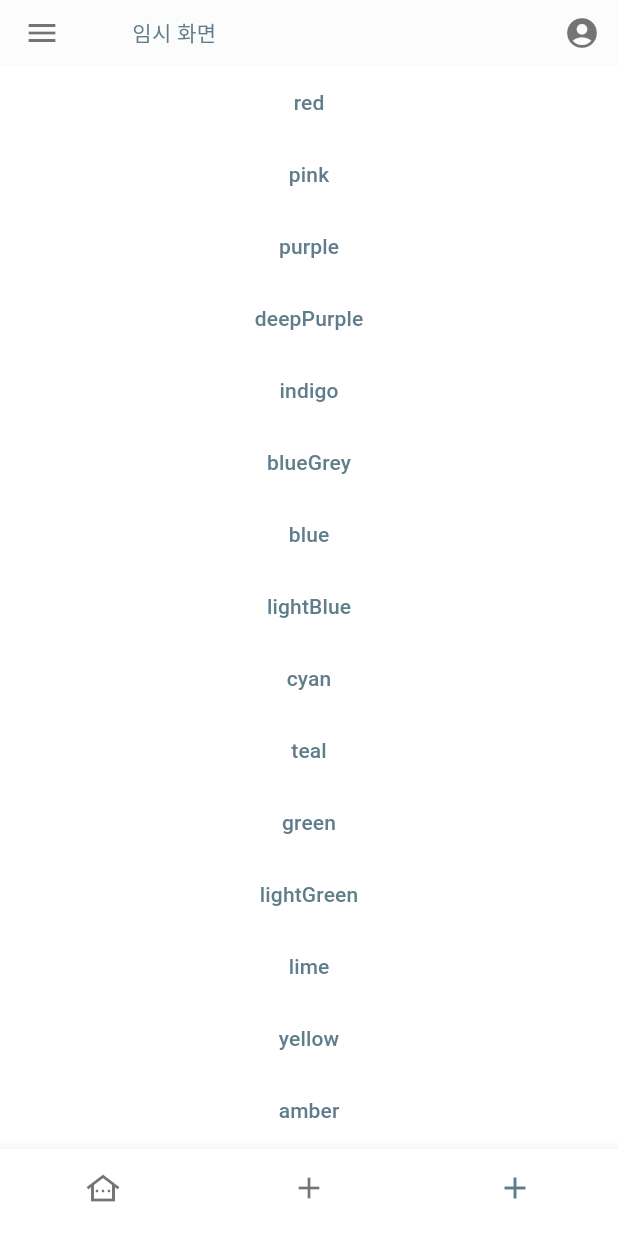
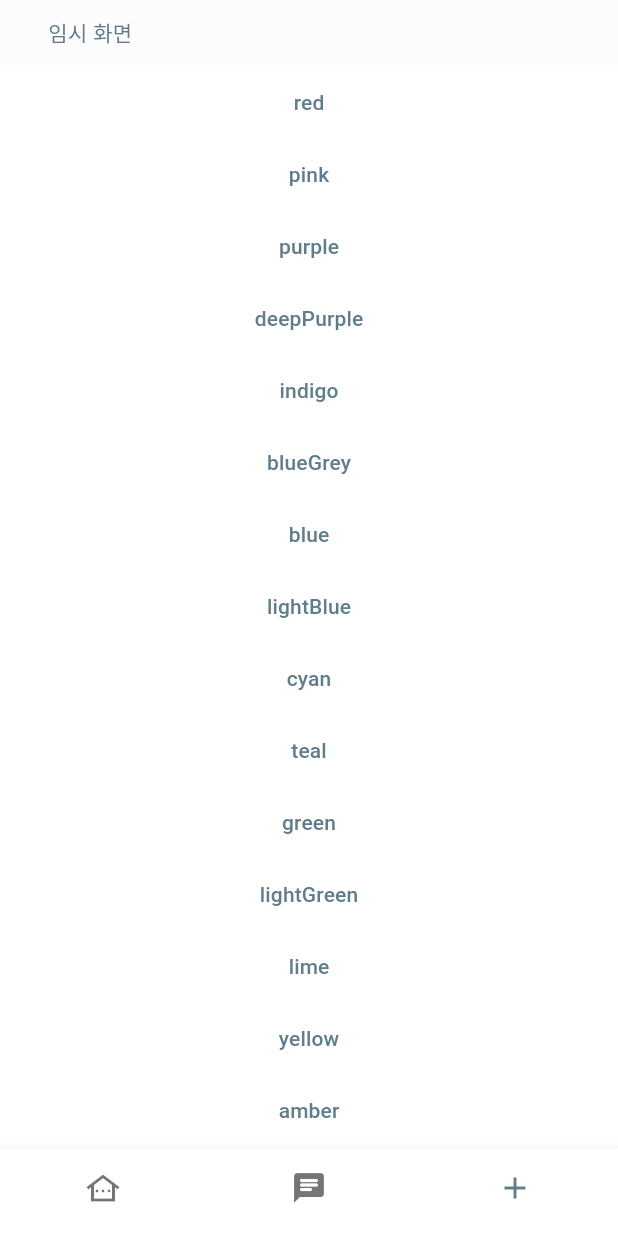
Before and after one commit to mysend12/kkaebom, a Flutter app: the screen it shows after launch, item 3 of the bottom bar chosen, on a phone screen of 412 x 824 dp. Run offline on Flutter 3.47's test engine with Material 2 defaults, Android fonts, the phone set to English and light mode, and no system bars; drawn by our look-alikes of dynamic_color; our stand-ins replace cached_network_image, drift, firebase_analytics, firebase_core, firebase_remote_config; missing offline and left inert: event_hub; accounts and stored records are empty; generated files the repository leaves out were written again; network calls fail.

Commit message:
refactor: import 상대 경로로 변경 및 상단 AppBar 항목을 탭이 변경될때마다 변경되도록 개선

```diff
--- a/lib/main2.dart
+++ b/lib/main2.dart
@@ -1,7 +1,7 @@
 import 'package:flutter/material.dart';
 import 'package:kkaebom/data/shared_state/model/base_colors.dart';
 import 'package:kkaebom/ui/shared/shared_view_model.dart';
-import 'package:kkaebom/ui/shared/widget/kkaebom_navigation_bar.dart';
+import 'package:kkaebom/ui/shared/widget/navigation_bar.dart';
 import 'package:provider/provider.dart';
 
 class Main2 extends StatefulWidget {
--- a/lib/ui/shared/routes.dart
+++ b/lib/ui/shared/routes.dart
@@ -1,5 +1,6 @@
 import 'package:flutter/material.dart';
-import 'package:kkaebom/ui/view/init_screen.dart';
+
+import '../view/init_screen.dart';
 
 class Routes {
   Routes._();
--- a/lib/ui/shared/shared_state.dart
+++ b/lib/ui/shared/shared_state.dart
@@ -1,7 +1,8 @@
 import 'package:event_hub/event_hub.dart';
 import 'package:flutter/material.dart';
-import 'package:kkaebom/data/shared_state/model/base_colors.dart';
-import 'package:kkaebom/ui/shared/theme/colors.dart';
+
+import '../../data/shared_state/model/base_colors.dart';
+import 'theme/colors.dart';
 
 class SharedState {
   SharedState(this._eventHub, BaseColors color) {
--- /dev/null
+++ b/lib/ui/shared/widget/app_bar.dart
@@ -0,0 +1,39 @@
+import 'package:flutter/material.dart';
+
+class KkaebomAppBar extends StatelessWidget implements PreferredSizeWidget {
+  KkaebomAppBar({
+    Key? key,
+    this.title,
+    this.leading,
+    this.elevation = 0.0,
+    this.actions,
+  }) : super(key: key);
+
+  String? title;
+  double elevation;
+  Widget? leading;
+  List<Widget>? actions;
+
+  @override
+  Widget build(BuildContext context) {
+    return AppBar(
+      leading: leading,
+      centerTitle: actions == null ? null : false,
+      titleSpacing: 32,
+      title: title == null
+          ? Container()
+          : Text(
+              title!,
+              style: Theme.of(context)
+                  .textTheme
+                  .bodyMedium
+                  ?.copyWith(color: Theme.of(context).primaryColor),
+            ),
+      actions: actions,
+      elevation: elevation,
+    );
+  }
+
+  @override
+  Size get preferredSize => const Size.fromHeight(44);
+}
--- a/lib/ui/shared/widget/kkaebom_app_bar.dart
+++ /dev/null
@@ -1,59 +0,0 @@
-import 'package:flutter/material.dart';
-
-class KkaebomAppBar extends StatelessWidget implements PreferredSizeWidget {
-  KkaebomAppBar({
-    Key? key,
-    required this.title,
-    this.isTitle = true,
-    this.isProfileAction = true,
-    this.elevation = 0.0,
-  }) : super(key: key);
-
-  String title;
-  bool isTitle;
-  bool isProfileAction;
-  double elevation;
-
-  @override
-  Widget build(BuildContext context) {
-    return AppBar(
-      leading: IconButton(
-        icon: Icon(
-          Icons.menu,
-          color: Theme.of(context).unselectedWidgetColor,
-        ),
-        onPressed: () {
-          print('click menu!!');
-        },
-      ),
-      centerTitle: isTitle ? false : null,
-      titleSpacing: 32,
-      title: isTitle
-          ? Text(
-              title,
-              style: Theme.of(context)
-                  .textTheme
-                  .bodyMedium
-                  ?.copyWith(color: Theme.of(context).primaryColor),
-            )
-          : Container(),
-      actions: [
-        isProfileAction
-            ? IconButton(
-                onPressed: () {
-                  print('click profile!!');
-                },
-                icon: Icon(
-                  Icons.account_circle,
-                  color: Theme.of(context).unselectedWidgetColor,
-                ),
-              )
-            : Container(),
-      ],
-      elevation: elevation,
-    );
-  }
-
-  @override
-  Size get preferredSize => const Size.fromHeight(44);
-}
--- a/lib/ui/shared/widget/kkaebom_navigation_bar.dart
+++ b/lib/ui/shared/widget/navigation_bar.dart
@@ -3,15 +3,17 @@ import 'package:kkaebom/ui/shared/shared_view_model.dart';
 import 'package:provider/provider.dart';
 
 class KkaebomNavigationBar extends StatefulWidget {
-  const KkaebomNavigationBar({Key? key}) : super(key: key);
+  const KkaebomNavigationBar({Key? key, required tabIcons})
+      : _tabIcons = tabIcons,
+        super(key: key);
   static const int height = 58;
+  final List<IconData> _tabIcons;
 
   @override
   State<KkaebomNavigationBar> createState() => _KkaebomNavigationBarState();
 }
 
 class _KkaebomNavigationBarState extends State<KkaebomNavigationBar> {
-
   @override
   Widget build(BuildContext context) {
     final sharedViewModel = context.watch<SharedViewModel>();
@@ -27,26 +29,11 @@ class _KkaebomNavigationBarState extends State<KkaebomNavigationBar> {
         onTap: (index) {
           sharedViewModel.changeBottomNavigationIndex(index);
         },
-        items: const [
-          BottomNavigationBarItem(
-            icon: Icon(
-              Icons.other_houses_outlined,
-            ),
-            label: '0',
-          ),
-          BottomNavigationBarItem(
-            icon: Icon(
-              Icons.add,
-            ),
-            label: '1',
-          ),
-          BottomNavigationBarItem(
-            icon: Icon(
-              Icons.add,
-            ),
-            label: '2',
-          ),
-        ],
+        items: List.generate(
+          widget._tabIcons.length,
+          (index) => BottomNavigationBarItem(
+              icon: Icon(widget._tabIcons[index]), label: '$index'),
+        ),
       ),
     );
   }
--- a/lib/ui/view/init_screen.dart
+++ b/lib/ui/view/init_screen.dart
@@ -1,24 +1,33 @@
 import 'package:flutter/material.dart';
-import 'package:kkaebom/main2.dart';
-import 'package:kkaebom/ui/shared/shared_view_model.dart';
-import 'package:kkaebom/ui/shared/widget/kkaebom_app_bar.dart';
-import 'package:kkaebom/ui/shared/widget/kkaebom_navigation_bar.dart';
-import 'package:kkaebom/ui/view/shelter/shelter_search/shelter_search.dart';
 import 'package:provider/provider.dart';
+
+import '../../main2.dart';
+import '../shared/shared_view_model.dart';
+import '../shared/widget/app_bar.dart';
+import '../shared/widget/navigation_bar.dart';
+import 'chat/chat_list/chat_list.dart';
+import 'shelter/shelter_search/shelter_search.dart';
 
 class InitScreen extends StatelessWidget {
   static String routeName = 'initScreen';
+
   InitScreen({Key? key}) : super(key: key);
 
-  List<Widget> tabs = [
-    const Home(),
-    Container(),
+  final List<Widget> _tabs = [
+    const ShelterSearch(),
+    const ChatList(),
     Main2(),
   ];
 
-  List<String> titles = [
+  final List<IconData> _tabIcons = [
+    Icons.other_houses_outlined,
+    Icons.chat_rounded,
+    Icons.add
+  ];
+
+  final List<String> _titles = [
     '보호소 찾기',
-    '미정',
+    '채팅',
     '임시 화면',
   ];
 
@@ -26,22 +35,74 @@ class InitScreen extends StatelessWidget {
   Widget build(BuildContext context) {
     final sharedViewModel = context.watch<SharedViewModel>();
 
+    late final List<Widget?> leadings = [
+      IconButton(
+        icon: Icon(
+          Icons.menu,
+          color: Theme.of(context).unselectedWidgetColor,
+        ),
+        onPressed: () {
+          print('click menu!!');
+        },
+      ),
+      null,
+      null,
+    ];
+
+    late final List<List<Widget>?> actions = [
+      [
+        IconButton(
+          onPressed: () {
+            print('click profile!!');
+          },
+          icon: Icon(
+            Icons.account_circle,
+            color: Theme.of(context).unselectedWidgetColor,
+          ),
+        ),
+        const SizedBox(width: 16),
+      ],
+      [
+        IconButton(
+          onPressed: () { print('click search!!'); },
+          icon: Icon(
+            Icons.search,
+            color: Theme.of(context).unselectedWidgetColor,
+          ),
+        ),
+        IconButton(
+          onPressed: () { print('click setting!!'); },
+          icon: Icon(
+            Icons.settings,
+            color: Theme.of(context).unselectedWidgetColor,
+          ),
+        ),
+        const SizedBox(width: 16),
+      ],
+      null
+    ];
+
     return SafeArea(
       child: GestureDetector(
         onTap: () => FocusManager.instance.primaryFocus?.unfocus(),
         child: Scaffold(
           appBar: KkaebomAppBar(
-            title: titles[sharedViewModel.sharedState.bottomNavigationIndex],
+            title: _titles[sharedViewModel.sharedState.bottomNavigationIndex],
             elevation: .4,
+            actions: actions[sharedViewModel.sharedState.bottomNavigationIndex],
+            leading:
+                leadings[sharedViewModel.sharedState.bottomNavigationIndex],
           ),
           body: SingleChildScrollView(
             physics: const NeverScrollableScrollPhysics(),
             child: Padding(
               padding: const EdgeInsets.symmetric(horizontal: 16.0),
-              child: tabs[sharedViewModel.sharedState.bottomNavigationIndex],
+              child: _tabs[sharedViewModel.sharedState.bottomNavigationIndex],
             ),
           ),
-          bottomNavigationBar: const KkaebomNavigationBar(),
+          bottomNavigationBar: KkaebomNavigationBar(
+            tabIcons: _tabIcons,
+          ),
         ),
       ),
     );
--- a/lib/ui/view/shelter/shelter_search/shelter_card_list.dart
+++ b/lib/ui/view/shelter/shelter_search/shelter_card_list.dart
@@ -1,6 +1,7 @@
 import 'package:flutter/material.dart';
-import 'package:kkaebom/ui/shared/widget/kkaebom_navigation_bar.dart';
-import 'package:kkaebom/ui/view/shelter/shelter_search/widget/shelter_card.dart';
+
+import '../../../shared/widget/navigation_bar.dart';
+import 'widget/shelter_card.dart';
 
 class ShelterCardList extends StatefulWidget {
   const ShelterCardList({Key? key}) : super(key: key);
--- a/lib/ui/view/shelter/shelter_search/widget/address_select_area.dart
+++ b/lib/ui/view/shelter/shelter_search/widget/address_select_area.dart
@@ -1,12 +1,11 @@
 import 'package:flutter/material.dart';
-import 'package:kkaebom/ui/view/shelter/shelter_search/widget/address_button.dart';
 
 import 'address_button.dart';
 
 class AddressSelectArea extends StatelessWidget {
   AddressSelectArea({Key? key}) : super(key: key);
 
-  List<String> title = [
+  final List<String> _title = [
     "서울특별시",
     "울산",
     "경기도 성남시",
@@ -36,7 +35,7 @@ class AddressSelectArea extends StatelessWidget {
           children: List.generate(
             7,
             (index) => AddressButton(
-              title: title[index],
+              title: _title[index],
               onPressed: () {},
             ),
           ),
```
Also changed, not shown: lib/main.dart (+6 -5 lines), lib/ui/shared/safe_widget.dart (added, +34 -0 lines), lib/ui/shared/shared_view_model.dart (+4 -3 lines), lib/ui/view/chat/chat_list/chat_list.dart (added, +24 -0 lines), lib/ui/view/chat/chat_list/widget/chat_room_cart.dart (added, +10 -0 lines), lib/ui/view/shelter/shelter_search/home_view_model.dart (+5 -4 lines), lib/ui/view/shelter/shelter_search/shelter_search.dart (+11 -18 lines).
